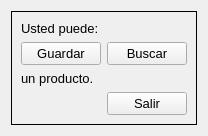
Qt form Producto/a_producto.ui (radtek/manager) before a commit.
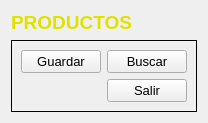
The same form after that commit.

What changed in the file:
```diff
--- a/Producto/a_producto.ui
+++ b/Producto/a_producto.ui
@@ -6,14 +6,48 @@
    <rect>
     <x>0</x>
     <y>0</y>
-    <width>195</width>
-    <height>136</height>
+    <width>194</width>
+    <height>123</height>
    </rect>
   </property>
   <property name="windowTitle">
    <string>Form</string>
   </property>
   <layout class="QVBoxLayout" name="verticalLayout">
+   <item>
+    <layout class="QHBoxLayout" name="horizontalLayout">
+     <item>
+      <widget class="QLabel" name="label_4">
+       <property name="font">
+        <font>
+         <pointsize>14</pointsize>
+         <weight>75</weight>
+         <bold>true</bold>
+        </font>
+       </property>
+       <property name="styleSheet">
+        <string notr="true">color: rgb(225, 225, 0);</string>
+       </property>
+       <property name="text">
+        <string>PRODUCTOS</string>
+       </property>
+      </widget>
+     </item>
+     <item>
+      <spacer name="horizontalSpacer">
+       <property name="orientation">
+        <enum>Qt::Horizontal</enum>
+       </property>
+       <property name="sizeHint" stdset="0">
+        <size>
+         <width>40</width>
+         <height>20</height>
+        </size>
+       </property>
+      </spacer>
+     </item>
+    </layout>
+   </item>
    <item>
     <widget class="QFrame" name="frame_title">
      <property name="sizePolicy">
@@ -32,19 +66,25 @@
       <enum>QFrame::Box</enum>
      </property>
      <layout class="QGridLayout" name="gridLayout">
-      <item row="3" column="0">
-       <widget class="QLabel" name="label_2">
+      <item row="0" column="1">
+       <widget class="QPushButton" name="pushButton_buscar">
+        <property name="sizePolicy">
+         <sizepolicy hsizetype="Minimum" vsizetype="Fixed">
+          <horstretch>0</horstretch>
+          <verstretch>0</verstretch>
+         </sizepolicy>
+        </property>
         <property name="font">
          <font>
           <pointsize>10</pointsize>
          </font>
         </property>
         <property name="text">
-         <string>un producto.</string>
+         <string>Buscar</string>
         </property>
        </widget>
       </item>
-      <item row="1" column="0">
+      <item row="0" column="0">
        <widget class="QPushButton" name="pushButton_guardar">
         <property name="sizePolicy">
          <sizepolicy hsizetype="Minimum" vsizetype="Fixed">
@@ -75,40 +115,7 @@
         </property>
        </widget>
       </item>
-      <item row="0" column="0">
-       <widget class="QLabel" name="label">
-        <property name="font">
-         <font>
-          <pointsize>10</pointsize>
-         </font>
-        </property>
-        <property name="text">
-         <string>Usted puede:</string>
-        </property>
-        <property name="alignment">
-         <set>Qt::AlignLeading|Qt::AlignLeft|Qt::AlignVCenter</set>
-        </property>
-       </widget>
-      </item>
-      <item row="1" column="1">
-       <widget class="QPushButton" name="pushButton_buscar">
-        <property name="sizePolicy">
-         <sizepolicy hsizetype="Minimum" vsizetype="Fixed">
-          <horstretch>0</horstretch>
-          <verstretch>0</verstretch>
-         </sizepolicy>
-        </property>
-        <property name="font">
-         <font>
-          <pointsize>10</pointsize>
-         </font>
-        </property>
-        <property name="text">
-         <string>Buscar</string>
-        </property>
-       </widget>
-      </item>
-      <item row="4" column="1">
+      <item row="2" column="1">
        <widget class="QPushButton" name="pushButton_salir">
         <property name="font">
          <font>
```
